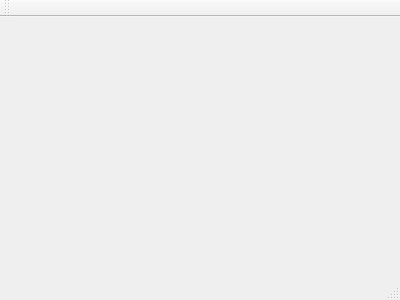
Old version of the form ch02-HelloFromQt/mainwindow.ui in the repository Su-ryun/QtPrac.
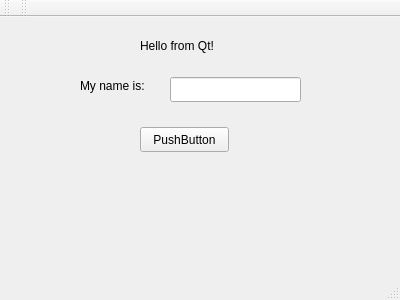
New version of the form.

The edit to the form file:
```diff
--- a/ch02-HelloFromQt/mainwindow.ui
+++ b/ch02-HelloFromQt/mainwindow.ui
@@ -12,13 +12,89 @@
   <property name="windowTitle" >
    <string>MainWindow</string>
   </property>
-  <widget class="QMenuBar" name="menuBar" />
-  <widget class="QToolBar" name="mainToolBar" />
-  <widget class="QWidget" name="centralWidget" />
-  <widget class="QStatusBar" name="statusBar" />
+  <widget class="QWidget" name="centralWidget">
+   <widget class="QLabel" name="label">
+    <property name="geometry">
+     <rect>
+      <x>140</x>
+      <y>20</y>
+      <width>101</width>
+      <height>17</height>
+     </rect>
+    </property>
+    <property name="text">
+     <string>Hello from Qt!</string>
+    </property>
+   </widget>
+   <widget class="QLabel" name="label_2">
+    <property name="geometry">
+     <rect>
+      <x>80</x>
+      <y>60</y>
+      <width>81</width>
+      <height>17</height>
+     </rect>
+    </property>
+    <property name="text">
+     <string>My name is:</string>
+    </property>
+   </widget>
+   <widget class="QLineEdit" name="lineEdit">
+    <property name="geometry">
+     <rect>
+      <x>170</x>
+      <y>60</y>
+      <width>131</width>
+      <height>25</height>
+     </rect>
+    </property>
+   </widget>
+   <widget class="QPushButton" name="pushButton">
+    <property name="geometry">
+     <rect>
+      <x>140</x>
+      <y>110</y>
+      <width>89</width>
+      <height>25</height>
+     </rect>
+    </property>
+    <property name="text">
+     <string>PushButton</string>
+    </property>
+   </widget>
+  </widget>
+  <widget class="QMenuBar" name="menuBar">
+   <property name="geometry">
+    <rect>
+     <x>0</x>
+     <y>0</y>
+     <width>400</width>
+     <height>22</height>
+    </rect>
+   </property>
+  </widget>
+  <widget class="QToolBar" name="mainToolBar">
+   <attribute name="toolBarArea">
+    <enum>TopToolBarArea</enum>
+   </attribute>
+   <attribute name="toolBarBreak">
+    <bool>false</bool>
+   </attribute>
+  </widget>
+  <widget class="QStatusBar" name="statusBar"/>
+  <widget class="QToolBar" name="toolBar">
+   <property name="windowTitle">
+    <string>toolBar</string>
+   </property>
+   <attribute name="toolBarArea">
+    <enum>TopToolBarArea</enum>
+   </attribute>
+   <attribute name="toolBarBreak">
+    <bool>false</bool>
+   </attribute>
+  </widget>
  </widget>
- <layoutDefault spacing="6" margin="11" />
- <pixmapfunction></pixmapfunction>
+ <layoutdefault spacing="6" margin="11"/>
  <resources/>
  <connections/>
 </ui>
```
Left out of the diff: 7 changed lines with no effect on the pictures.
